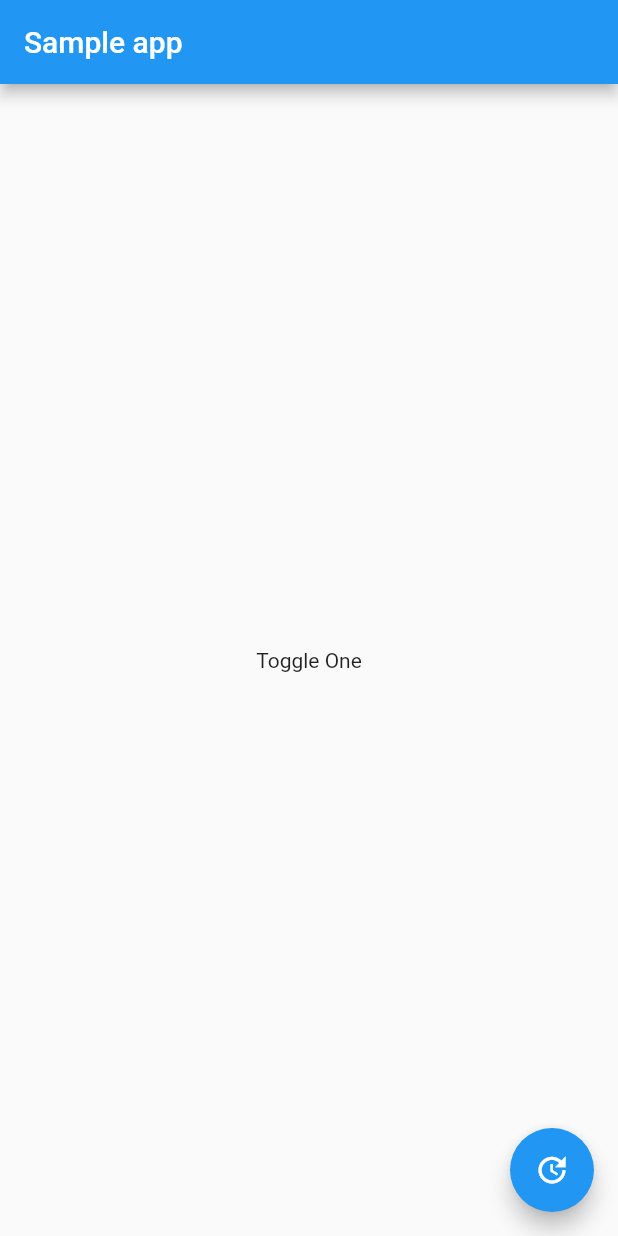
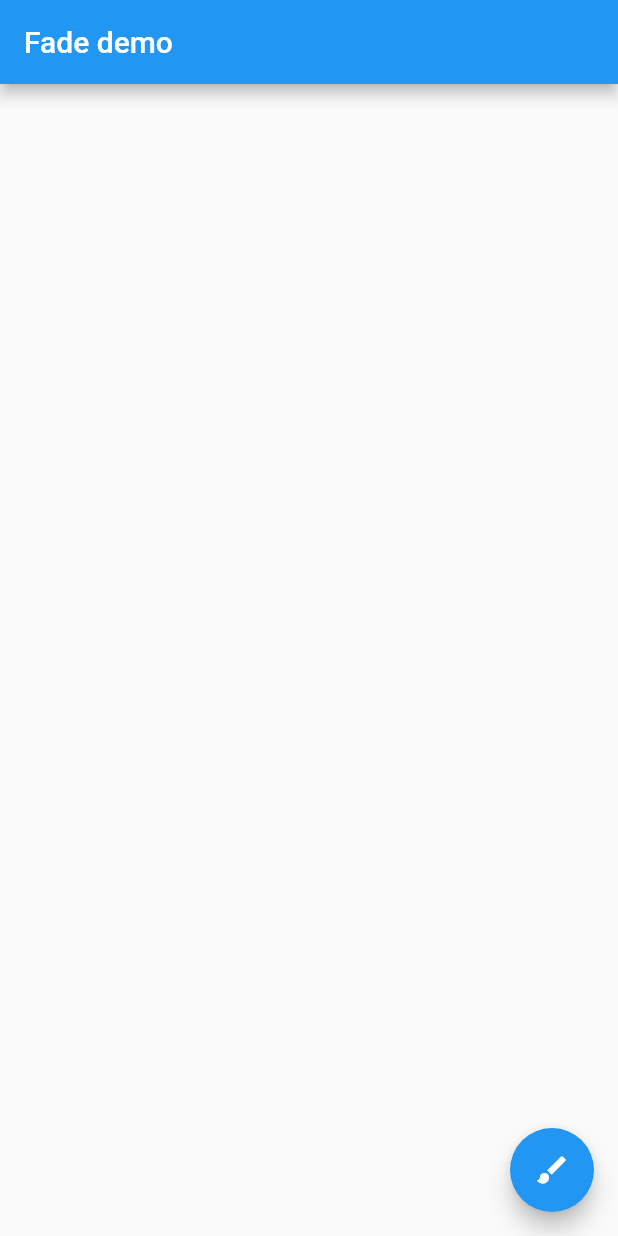
Before and after one commit to oneweekonething-ch/flutter_for_android, a Flutter app: the screen it shows after launch, on a phone screen of 412 x 824 dp. Run offline on Flutter 3.47's test engine with Material 2 defaults, Android fonts, the phone set to English and light mode, and no system bars.

Commit message:
refs 在Android中，可以通过View.animate()对视图进行动画处理，那在Flutter中怎样才能对Widget进行处理

```diff
--- a/lib/main.dart
+++ b/lib/main.dart
@@ -1,60 +1,110 @@
 import 'package:flutter/material.dart';
 
 void main() {
-  runApp(new SampleApp());
+  runApp(new FadeApp());
 }
 
-class SampleApp extends StatelessWidget {
+class FadeApp extends StatelessWidget {
   @override
   Widget build(BuildContext context) {
     return new MaterialApp(
-      title: "Sample App",
-      theme: new ThemeData(primaryColor: Colors.blue),
-      home: new SampleAppPage(),
-    );
+        title: "Fade app",
+        theme: new ThemeData(primaryColor: Colors.blue),
+        home: new FadeAppPage(title: "Fade demo"));
   }
 }
 
-class SampleAppPage extends StatefulWidget {
-  SampleAppPage({Key? key}) : super(key: key);
+class FadeAppPage extends StatefulWidget {
+  FadeAppPage({Key? key, required this.title}) : super(key: key);
+  final String title;
 
   @override
-  _SampleAppPageState createState() {
-    return new _SampleAppPageState();
+  State<StatefulWidget> createState() {
+    return new _FadeAppPage();
   }
 }
 
-class _SampleAppPageState extends State<SampleAppPage> {
-  bool toggle = true;
+class _FadeAppPage extends State<FadeAppPage> with TickerProviderStateMixin {
+  late AnimationController controller;
+  late CurvedAnimation curve;
 
-  void _toggle() {
-    setState(() {
-      toggle = !toggle;
-    });
-  }
-
-  _getToggleChild() {
-    if (toggle) {
-      return new Text("Toggle One");
-    } else {
-      return new MaterialButton(
-          color: Colors.blue, onPressed: () {}, child: new Text("Toggle Two"));
-    }
+  @override
+  void initState() {
+    super.initState();
+    controller = new AnimationController(
+        duration: const Duration(milliseconds: 2000), vsync: this);
+    curve = new CurvedAnimation(parent: controller, curve: Curves.easeIn);
   }
 
   @override
   Widget build(BuildContext context) {
     return new Scaffold(
-      appBar: new AppBar(title: new Text("Sample app")),
-      body: new Center(child: _getToggleChild()),
+      appBar: new AppBar(title: new Text(widget.title)),
+      body: new Center(
+          child: new Container(
+              child: new FadeTransition(
+                  opacity: curve, child: new FlutterLogo(size: 100.0)))),
       floatingActionButton: new FloatingActionButton(
-        onPressed: _toggle,
-        tooltip: 'toggle',
-        child: new Icon(Icons.update),
-      ),
+          tooltip: "Fade",
+          child: new Icon(Icons.brush),
+          onPressed: () {
+            controller.forward();
+          }),
     );
   }
 }
+
+// class SampleApp extends StatelessWidget {
+//   @override
+//   Widget build(BuildContext context) {
+//     return new MaterialApp(
+//       title: "Sample App",
+//       theme: new ThemeData(primaryColor: Colors.blue),
+//       home: new SampleAppPage(),
+//     );
+//   }
+// }
+//
+// class SampleAppPage extends StatefulWidget {
+//   SampleAppPage({Key? key}) : super(key: key);
+//
+//   @override
+//   _SampleAppPageState createState() {
+//     return new _SampleAppPageState();
+//   }
+// }
+//
+// class _SampleAppPageState extends State<SampleAppPage> {
+//   bool toggle = true;
+//
+//   void _toggle() {
+//     setState(() {
+//       toggle = !toggle;
+//     });
+//   }
+//
+//   _getToggleChild() {
+//     if (toggle) {
+//       return new Text("Toggle One");
+//     } else {
+//       return new MaterialButton(
+//           color: Colors.blue, onPressed: () {}, child: new Text("Toggle Two"));
+//     }
+//   }
+//
+//   @override
+//   Widget build(BuildContext context) {
+//     return new Scaffold(
+//       appBar: new AppBar(title: new Text("Sample app")),
+//       body: new Center(child: _getToggleChild()),
+//       floatingActionButton: new FloatingActionButton(
+//         onPressed: _toggle,
+//         tooltip: 'toggle',
+//         child: new Icon(Icons.update),
+//       ),
+//     );
+//   }
+// }
 
 // class _XmlAppPageState extends State {
 //   @override
```
